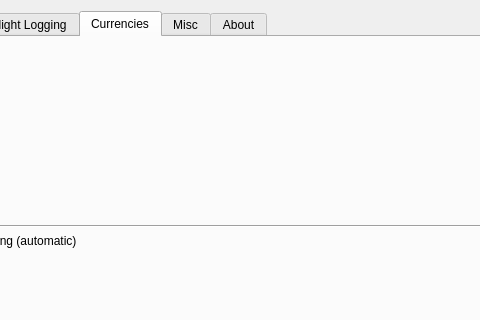
Above: src/gui/widgets/settingswidget.ui from fiffty-50/openPilotLog before the change; both pictures show x 104 to 584 and y 0 to 320 of the 1114 by 661 pixel window. Below: the same form after it.
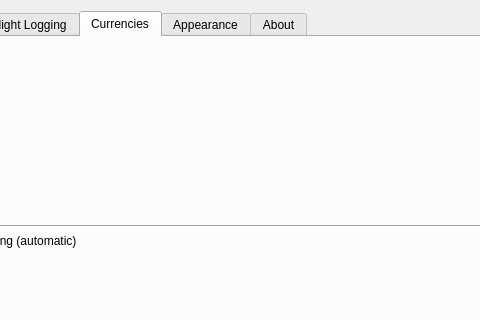
That is the form after the change.

```diff
--- a/src/gui/widgets/settingswidget.ui
+++ b/src/gui/widgets/settingswidget.ui
@@ -884,7 +884,7 @@
      </widget>
      <widget class="QWidget" name="miscTab">
       <attribute name="title">
-       <string>Misc</string>
+       <string>Appearance</string>
       </attribute>
       <layout class="QGridLayout" name="gridLayout_5">
        <item row="0" column="0">
```
Left out of the diff: 2 changed lines with no effect on the pictures.
